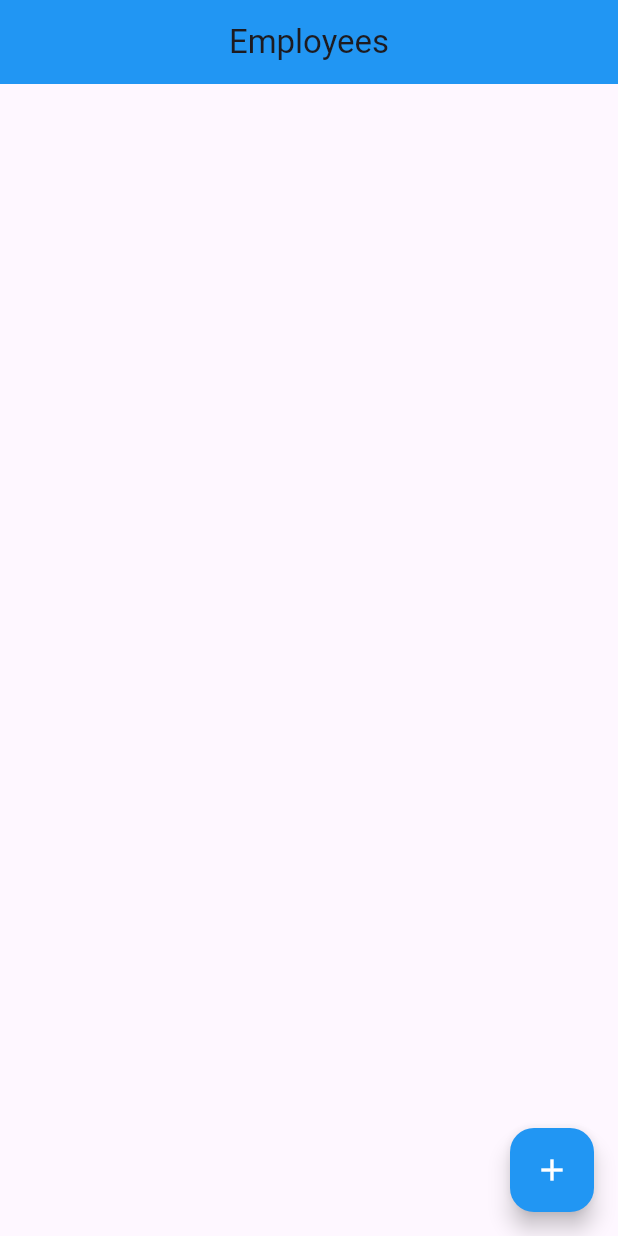
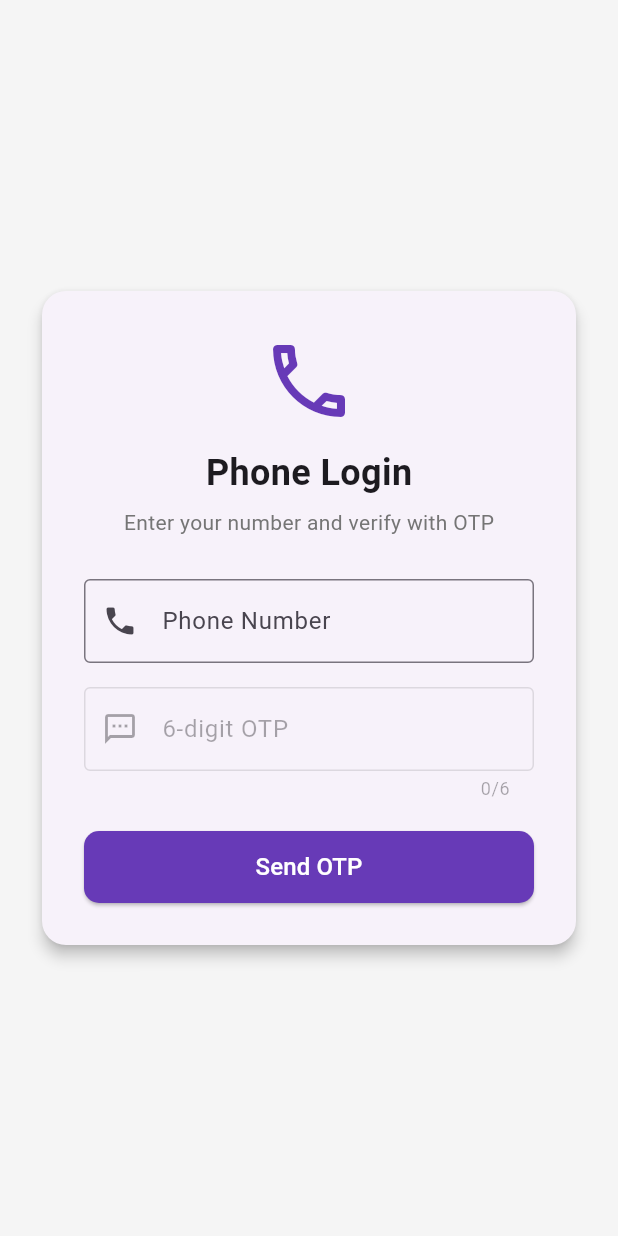
Before and after one commit to Aniket-Vyass/firebase-CRUD-operations, a Flutter app: the screen it shows after launch, on a phone screen of 412 x 824 dp. Run offline on Flutter 3.47's test engine with Material 3 defaults, Android fonts, the phone set to English and light mode, and no system bars; our stand-ins replace cloud_firestore, firebase_auth, firebase_core; accounts and stored records are empty.

Commit message:
firebase auth begin

```diff
--- /dev/null
+++ b/lib/login2.dart
@@ -0,0 +1,267 @@
+import 'package:firebase_auth/firebase_auth.dart';
+import 'package:flutter/material.dart';
+
+class PhoneLoginScreen extends StatefulWidget {
+  const PhoneLoginScreen({super.key});
+
+  @override
+  State<PhoneLoginScreen> createState() => _PhoneLoginScreenState();
+}
+
+class _PhoneLoginScreenState extends State<PhoneLoginScreen> {
+  //.instance means we are using the one single Firebase auth object that already exists — we don't create a new one.
+  final _auth = FirebaseAuth.instance;
+  final _phoneController = TextEditingController();
+  final _otpController = TextEditingController();
+
+  bool _isLoading = false; // true = show spinner, false = show button
+  bool _otpSent = false; //false = OTP not sent yet, phone field active,
+  String? _errorMessage; // holds the error text shown on screen.
+  String? _verificationId; //when OTP is sent, Firebase gives us varifID
+
+  @override
+  void dispose() {
+    _phoneController.dispose();
+    _otpController.dispose();
+    super.dispose();
+  }
+
+  // ── STEP 1: Send OTP ─────────────────────────────────────────────────────────
+  Future<void> _sendOtp() async {
+    final phone = _phoneController.text.trim();
+
+    if (phone.isEmpty) {
+      setState(() => _errorMessage = 'Please enter your phone number.');
+      return;
+    }
+
+    setState(() {
+      _isLoading = true;
+      _errorMessage = null;
+    });
+
+    await _auth.verifyPhoneNumber(
+      phoneNumber: phone,
+
+      verificationCompleted: (PhoneAuthCredential credential) async {
+        // Android only — Firebase auto-verifies without user typing anything
+        await _auth.signInWithCredential(credential);
+        if (mounted) Navigator.pushReplacementNamed(context, '/home');
+      },
+
+      verificationFailed: (FirebaseAuthException e) {
+        // Something went wrong — wrong format, Firebase not set up, etc.
+        setState(() {
+          _errorMessage = e.message ?? 'Verification failed. Try again.';
+          _isLoading = false;
+        });
+      },
+
+      codeSent: (String verificationId, int? resendToken) {
+        // OTP sent! Save verificationId — we NEED it in step 2
+        setState(() {
+          _verificationId = verificationId;
+          _otpSent = true;
+          _isLoading = false;
+        });
+      },
+
+      codeAutoRetrievalTimeout: (String verificationId) {
+        // OTP expired — quietly update the verificationId
+        _verificationId = verificationId;
+      },
+    );
+  }
+
+  // ── STEP 2: Verify OTP ───────────────────────────────────────────────────────
+  Future<void> _verifyOtp() async {
+    final otp = _otpController.text.trim();
+
+    if (otp.isEmpty || otp.length < 6) {
+      setState(() => _errorMessage = 'Please enter the 6-digit OTP.');
+      return;
+    }
+
+    setState(() {
+      _isLoading = true;
+      _errorMessage = null;
+    });
+
+    try {
+      // Combine verificationId + OTP code into a credential
+      final credential = PhoneAuthProvider.credential(
+        verificationId: _verificationId!,
+        smsCode: otp,
+      );
+
+      // Pass credential to Firebase — if code matches, user is logged in
+      await _auth.signInWithCredential(credential);
+
+      if (mounted) Navigator.pushReplacementNamed(context, '/home');
+    } on FirebaseAuthException catch (e) {
+      setState(() {
+        _errorMessage = e.code == 'invalid-verification-code'
+            ? 'Wrong OTP. Please check and try again.'
+            : 'Something went wrong. Please try again.';
+      });
+    } finally {
+      // always runs — success or fail — stop the spinner
+      if (mounted) setState(() => _isLoading = false);
+    }
+  }
+
+  // ── UI ───────────────────────────────────────────────────────────────────────
+  @override
+  Widget build(BuildContext context) {
+    return Scaffold(
+      backgroundColor: Colors.grey[100],
+      body: Center(
+        child: SingleChildScrollView(
+          padding: const EdgeInsets.all(24),
+          child: Card(
+            elevation: 4,
+            shape: RoundedRectangleBorder(
+              borderRadius: BorderRadius.circular(16),
+            ),
+            child: Padding(
+              padding: const EdgeInsets.all(28),
+              child: Column(
+                mainAxisSize: MainAxisSize.min,
+                children: [
+                  // Icon & Title
+                  const Icon(
+                    Icons.phone_outlined,
+                    size: 64,
+                    color: Colors.deepPurple,
+                  ),
+                  const SizedBox(height: 12),
+                  const Text(
+                    'Phone Login',
+                    style: TextStyle(fontSize: 24, fontWeight: FontWeight.bold),
+                  ),
+                  const SizedBox(height: 6),
+                  Text(
+                    'Enter your number and verify with OTP',
+                    style: TextStyle(color: Colors.grey[600]),
+                  ),
+                  const SizedBox(height: 28),
+
+                  // Phone Field — disabled after OTP is sent
+                  TextFormField(
+                    controller: _phoneController,
+                    keyboardType: TextInputType.phone,
+                    enabled: !_otpSent,
+                    decoration: InputDecoration(
+                      labelText: 'Phone Number',
+                      hintText: '+91xxxxxxxxxx',
+                      prefixIcon: const Icon(Icons.phone),
+                      border: const OutlineInputBorder(),
+                      // green tick appears once OTP is sent
+                      suffixIcon: _otpSent
+                          ? const Icon(Icons.check_circle, color: Colors.green)
+                          : null,
+                    ),
+                  ),
+                  const SizedBox(height: 16),
+
+                  // OTP Field — disabled until OTP is sent
+                  TextFormField(
+                    controller: _otpController,
+                    keyboardType: TextInputType.number,
+                    maxLength: 6,
+                    enabled: _otpSent,
+                    decoration: InputDecoration(
+                      labelText: '6-digit OTP',
+                      prefixIcon: const Icon(Icons.sms_outlined),
+                      border: const OutlineInputBorder(),
+                      hintText: _otpSent ? '' : 'Send OTP first',
+                    ),
+                  ),
+
+                  // Error Message — only shows when there is an error
+                  if (_errorMessage != null) ...[
+                    const SizedBox(height: 8),
+                    Container(
+                      padding: const EdgeInsets.all(10),
+                      decoration: BoxDecoration(
+                        color: Colors.red[50],
+                        borderRadius: BorderRadius.circular(8),
+                        border: Border.all(color: Colors.red.shade200),
+                      ),
+                      child: Row(
+                        children: [
+                          const Icon(
+                            Icons.error_outline,
+                            color: Colors.red,
+                            size: 18,
+                          ),
+                          const SizedBox(width: 8),
+                          Expanded(
+                            child: Text(
+                              _errorMessage!,
+                              style: const TextStyle(color: Colors.red),
+                            ),
+                          ),
+                        ],
+                      ),
+                    ),
+                  ],
+                  const SizedBox(height: 20),
+
+                  // Button — Send OTP in step 1, Verify OTP in step 2
+                  SizedBox(
+                    width: double.infinity,
+                    height: 48,
+                    child: ElevatedButton(
+                      onPressed: _isLoading
+                          ? null
+                          : _otpSent
+                          ? _verifyOtp
+                          : _sendOtp,
+                      style: ElevatedButton.styleFrom(
+                        backgroundColor: Colors.deepPurple,
+                        foregroundColor: Colors.white,
+                        shape: RoundedRectangleBorder(
+                          borderRadius: BorderRadius.circular(10),
+                        ),
+                      ),
+                      child: _isLoading
+                          ? const SizedBox(
+                              height: 20,
+                              width: 20,
+                              child: CircularProgressIndicator(
+                                color: Colors.white,
+                                strokeWidth: 2,
+                              ),
+                            )
+                          : Text(
+                              _otpSent ? 'Verify OTP' : 'Send OTP',
+                              style: const TextStyle(fontSize: 16),
+                            ),
+                    ),
+                  ),
+
+                  // Resend Button — only appears after OTP is sent
+                  // resets everything back to step 1
+                  if (_otpSent) ...[
+                    const SizedBox(height: 12),
+                    TextButton(
+                      onPressed: () {
+                        setState(() {
+                          _otpSent = false;
+                          _otpController.clear();
+                          _errorMessage = null;
+                        });
+                      },
+                      child: const Text('Resend OTP'),
+                    ),
+                  ],
+                ],
+              ),
+            ),
+          ),
+        ),
+      ),
+    );
+  }
+}
--- a/lib/main.dart
+++ b/lib/main.dart
@@ -1,4 +1,5 @@
 import 'package:firebase_auth_crud/home.dart';
+import 'package:firebase_auth_crud/wrapper.dart';
 import 'package:flutter/material.dart';
 import 'package:firebase_core/firebase_core.dart';
 
@@ -19,7 +20,7 @@ class MyApp extends StatelessWidget {
     return MaterialApp(
       title: 'Flutter Demo',
       theme: ThemeData.light(),
-      home: Home(),
+      home: Wrapper(),
     );
   }
 }
--- /dev/null
+++ b/lib/wrapper.dart
@@ -0,0 +1,34 @@
+import 'package:firebase_auth_crud/home.dart';
+import 'package:firebase_auth_crud/login.dart';
+import 'package:firebase_auth_crud/login2.dart';
+import 'package:flutter/material.dart';
+import 'package:firebase_auth/firebase_auth.dart';
+
+class Wrapper extends StatefulWidget {
+  const Wrapper({super.key});
+
+  @override
+  State<Wrapper> createState() => _WrapperState();
+}
+
+class _WrapperState extends State<Wrapper> {
+  @override
+  Widget build(BuildContext context) {
+    return StreamBuilder(
+      stream: FirebaseAuth.instance.authStateChanges(),
+      builder: (context, snapshot) {
+        // if Waiting for connection due to slow internet etc. could be anything
+        if (snapshot.connectionState == ConnectionState.waiting) {
+          return Scaffold(body: Center(child: CircularProgressIndicator()));
+        }
+        //User Logged in Successfully
+        if (snapshot.hasData) {
+          return Home();
+          //if user not logged in, sending the user to login screen to login again
+        } else {
+          return PhoneLoginScreen();
+        }
+      },
+    );
+  }
+}
--- a/pubspec.yaml
+++ b/pubspec.yaml
@@ -36,7 +36,7 @@ dependencies:
   cupertino_icons: ^1.0.8
   firebase_core: ^4.4.0
   cloud_firestore: ^6.1.2
-
+  firebase_auth: ^6.1.4
 
 dev_dependencies:
   flutter_test:
```
Also changed, not shown: lib/login.dart (added, +58 -0 lines), lib/signup.dart (added, +55 -0 lines), pubspec.lock, 5 other files.
